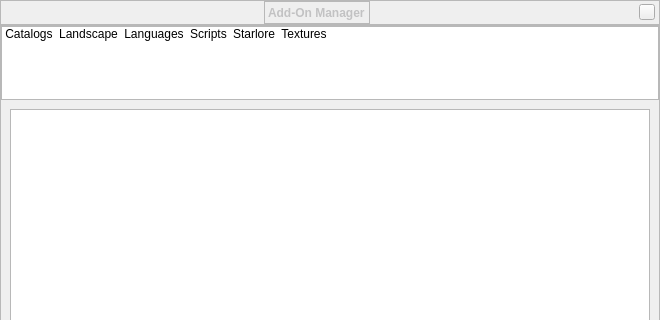
This is src/gui/addonDialog.ui in Stellarium/stellarium as Qt 5 draws it before an edit; both pictures show x 0 to 660 and y 0 to 320 of the 660 by 550 pixel window. The edited form follows.
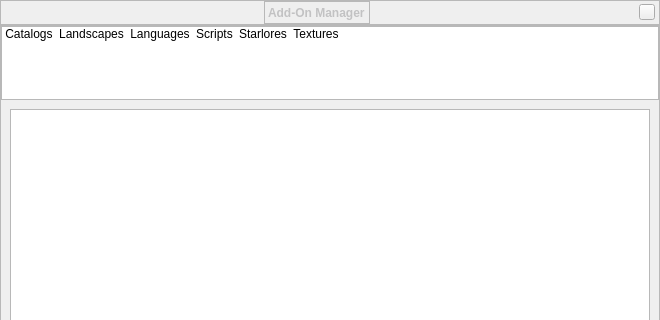
This is the edited form. Icons and pictures are not drawn. Custom widgets are drawn as their Qt base class.

Commit message: AddOnDialog - rename tabs - 'Landscape'->'Landscapes' ; 'Starlore'->'Starlores'

```diff
--- a/src/gui/addonDialog.ui
+++ b/src/gui/addonDialog.ui
@@ -331,7 +331,7 @@
         </item>
         <item>
          <property name="text">
-          <string>Landscape</string>
+          <string>Landscapes</string>
          </property>
          <property name="icon">
           <iconset>
@@ -361,7 +361,7 @@
         </item>
         <item>
          <property name="text">
-          <string>Starlore</string>
+          <string>Starlores</string>
          </property>
          <property name="icon">
           <iconset>
```
